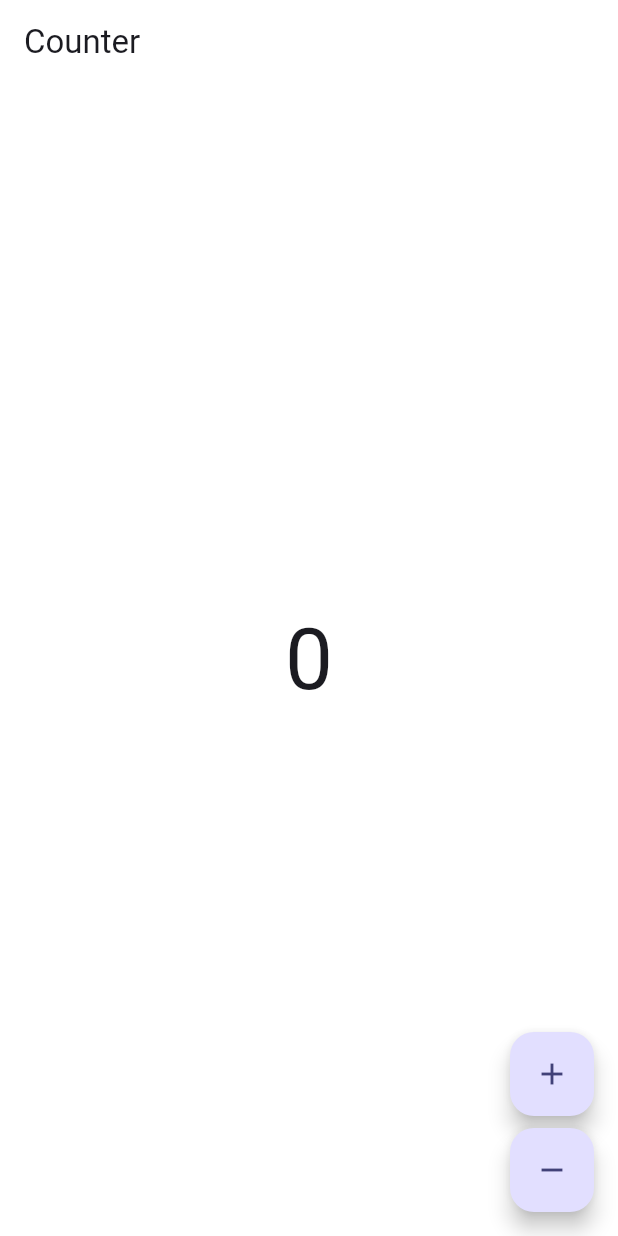
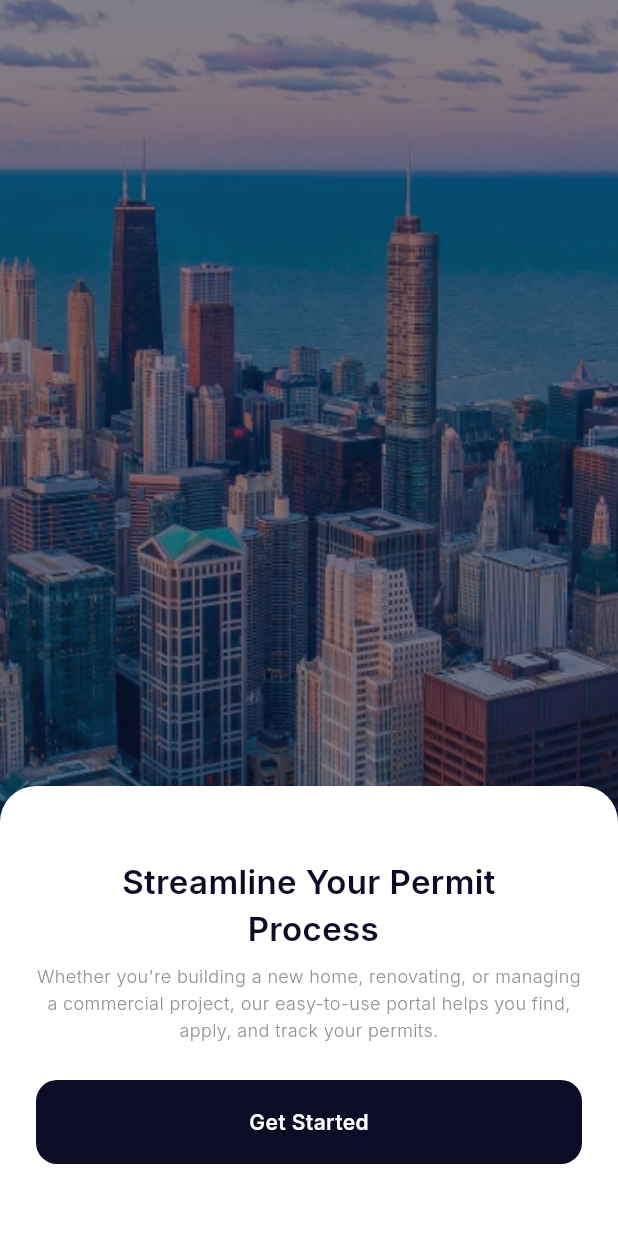
Before and after one commit to abdialidrus/simplepermit-user, a Flutter app: the screen it shows after launch, on a phone screen of 412 x 824 dp. Run offline on Flutter 3.47's test engine with Material 3 defaults, Android fonts, the phone set to English and light mode, and no system bars; our stand-ins replace bloc, equatable, flutter_bloc, flutter_svg, google_fonts, rxdart and 1 more; generated files the repository leaves out were written again.

Commit message:
Build landing page

```diff
--- a/lib/app/view/app.dart
+++ b/lib/app/view/app.dart
@@ -1,7 +1,7 @@
 import 'package:flutter/material.dart';
 import 'package:permit_repository/permit_repository.dart';
-import 'package:simple_permit_user/counter/counter.dart';
 import 'package:simple_permit_user/l10n/l10n.dart';
+import 'package:simple_permit_user/landing/landing.dart';
 import 'package:simple_permit_user/theme/theme.dart';
 
 class App extends StatelessWidget {
@@ -16,7 +16,7 @@ class App extends StatelessWidget {
       darkTheme: PermitAppTheme.dark,
       localizationsDelegates: AppLocalizations.localizationsDelegates,
       supportedLocales: AppLocalizations.supportedLocales,
-      home: const CounterPage(),
+      home: const LandingPage(),
     );
   }
 }
--- /dev/null
+++ b/lib/common/widgets/main_button.dart
@@ -0,0 +1,69 @@
+import 'package:flutter/material.dart';
+
+class MainButton extends StatelessWidget {
+  const MainButton({
+    required this.onTap,
+    required this.label,
+    required this.cornerRadius,
+    required this.paddingTop,
+    required this.paddingBottom,
+    required this.paddingLeft,
+    required this.paddingRight,
+    required this.labelStyle,
+    required this.backgroundColor,
+    required this.leadingIcon,
+    required this.trailingIcon,
+    super.key,
+  });
+
+  final VoidCallback? onTap;
+  final String label;
+  final TextStyle labelStyle;
+  final double cornerRadius;
+  final double paddingTop;
+  final double paddingBottom;
+  final double paddingLeft;
+  final double paddingRight;
+  final Color backgroundColor;
+  final Widget? leadingIcon;
+  final Widget? trailingIcon;
+
+  @override
+  Widget build(BuildContext context) {
+    return InkWell(
+      onTap: onTap,
+      child: Container(
+        width: double.infinity,
+        decoration: BoxDecoration(
+          color: backgroundColor,
+          borderRadius: BorderRadius.all(Radius.circular(cornerRadius)),
+        ),
+        padding: EdgeInsets.only(
+          top: paddingTop,
+          bottom: paddingBottom,
+          left: paddingLeft,
+          right: paddingRight,
+        ),
+        child: Center(
+          child: Row(
+            mainAxisAlignment: MainAxisAlignment.center,
+            children: [
+              if (leadingIcon != null) ...[
+                leadingIcon!,
+                const SizedBox(width: 8),
+              ],
+              Text(
+                label,
+                style: labelStyle,
+              ),
+              if (trailingIcon != null) ...[
+                const SizedBox(width: 8),
+                trailingIcon!,
+              ],
+            ],
+          ),
+        ),
+      ),
+    );
+  }
+}
--- /dev/null
+++ b/lib/common/widgets/main_large_button.dart
@@ -0,0 +1,33 @@
+import 'package:flutter/material.dart';
+import 'package:simple_permit_user/common/widgets/main_button.dart';
+import 'package:simple_permit_user/theme/text_styles.dart';
+
+class MainLargeButton extends StatelessWidget {
+  const MainLargeButton({
+    required this.label,
+    required this.onTap,
+    super.key,
+  });
+
+  final VoidCallback? onTap;
+  final String label;
+
+  @override
+  Widget build(BuildContext context) {
+    return MainButton(
+      onTap: onTap,
+      label: label,
+      cornerRadius: 14,
+      paddingTop: 16,
+      paddingBottom: 16,
+      paddingLeft: 16,
+      paddingRight: 16,
+      labelStyle: ktsSmallSemiBold.copyWith(
+        color: Theme.of(context).colorScheme.onPrimary,
+      ),
+      backgroundColor: Theme.of(context).colorScheme.primary,
+      trailingIcon: null,
+      leadingIcon: null,
+    );
+  }
+}
--- /dev/null
+++ b/lib/landing/landing.dart
@@ -0,0 +1 @@
+export 'view/landing_page.dart';
--- /dev/null
+++ b/lib/landing/view/landing_page.dart
@@ -0,0 +1,76 @@
+import 'package:flutter/material.dart';
+import 'package:simple_permit_user/common/widgets/main_large_button.dart';
+import 'package:simple_permit_user/theme/text_styles.dart';
+
+class LandingPage extends StatelessWidget {
+  const LandingPage({super.key});
+
+  @override
+  Widget build(BuildContext context) {
+    return Scaffold(
+      body: Stack(
+        children: [
+          Positioned.fill(
+            child: Image.asset(
+              'assets/images/landing-background.png',
+              fit: BoxFit.cover,
+            ),
+          ),
+          Positioned.fill(
+            child: Container(
+              width: double.infinity,
+              height: double.infinity,
+              color: const Color(0x800C0C26),
+            ),
+          ),
+          Positioned(
+            bottom: 0,
+            left: 0,
+            right: 0,
+            child: Container(
+              padding: const EdgeInsets.symmetric(
+                vertical: 48,
+                horizontal: 24,
+              ),
+              decoration: const BoxDecoration(
+                color: Colors.white,
+                borderRadius: BorderRadius.only(
+                  topLeft: Radius.circular(24),
+                  topRight: Radius.circular(24),
+                ),
+              ),
+              child: Column(
+                children: [
+                  Text(
+                    'Streamline Your Permit \n Process',
+                    style: ktsDisplaySmallSemiBold.copyWith(
+                      fontSize: 22,
+                    ),
+                    textAlign: TextAlign.center,
+                  ),
+                  const SizedBox(height: 8),
+                  Text(
+                    // ignore: lines_longer_than_80_chars
+                    "Whether you're building a new home, renovating, or managing a commercial project, our easy-to-use portal helps you find, apply, and track your permits.",
+                    style: ktsSmallRegular.copyWith(
+                      fontWeight: FontWeight.w300,
+                      fontSize: 12,
+                      color: const Color(0xFF939393),
+                      height: 1.5,
+                    ),
+                    textAlign: TextAlign.center,
+                  ),
+                  const SizedBox(height: 24),
+                  MainLargeButton(
+                    label: 'Get Started',
+                    onTap: () {},
+                  ),
+                ],
+              ),
+            ),
+          ),
+        ],
+      ),
+    );
+  }
+}
--- a/lib/theme/theme.dart
+++ b/lib/theme/theme.dart
@@ -4,11 +4,16 @@ class PermitAppTheme {
   static ThemeData get light {
     return ThemeData(
       appBarTheme: const AppBarTheme(color: Color(0xFFFFFFFF)),
-      colorScheme: ColorScheme.fromSeed(
-        seedColor: const Color(0xFF0C0C26),
-      ),
-      snackBarTheme: const SnackBarThemeData(
-        behavior: SnackBarBehavior.floating,
+      colorScheme: const ColorScheme(
+        brightness: Brightness.light,
+        primary: Color(0xFF0C0C26),
+        onPrimary: Color(0xFFFFFFFF),
+        secondary: Color(0xFF2D29D7),
+        onSecondary: Color(0xFFFFFFFF),
+        error: Color(0xFFD32F2F),
+        onError: Color(0xFFFFFFFF),
+        surface: Color(0xFFFFFFFF),
+        onSurface: Color(0xFF0C0C26),
       ),
       scaffoldBackgroundColor: const Color(0xFFFFFFFF),
     );
--- a/pubspec.yaml
+++ b/pubspec.yaml
@@ -15,6 +15,7 @@ dependencies:
   flutter_bloc: ^8.1.6
   flutter_localizations:
     sdk: flutter
+  flutter_svg: ^2.0.13
   google_fonts: ^6.2.1
   intl: ^0.19.0
   local_storage_permit_api:
@@ -34,3 +35,7 @@ dev_dependencies:
 flutter:
   uses-material-design: true
   generate: true
+  assets:
+    - assets/
+    - assets/icons/
+    - assets/images/
```
Also changed, not shown: lib/common/widgets/arrow_left_icon.dart (added, +15 -0 lines), lib/common/widgets/arrow_right_icon.dart (added, +15 -0 lines), lib/common/widgets/main_small_button.dart (added, +37 -0 lines), lib/theme/text_styles.dart (+170 -170 lines), assets/icons/icon-arrow-left.svg (added), assets/icons/icon-arrow-right.svg (added), assets/images/landing-background.png (added), pubspec.lock, 6 other files.
